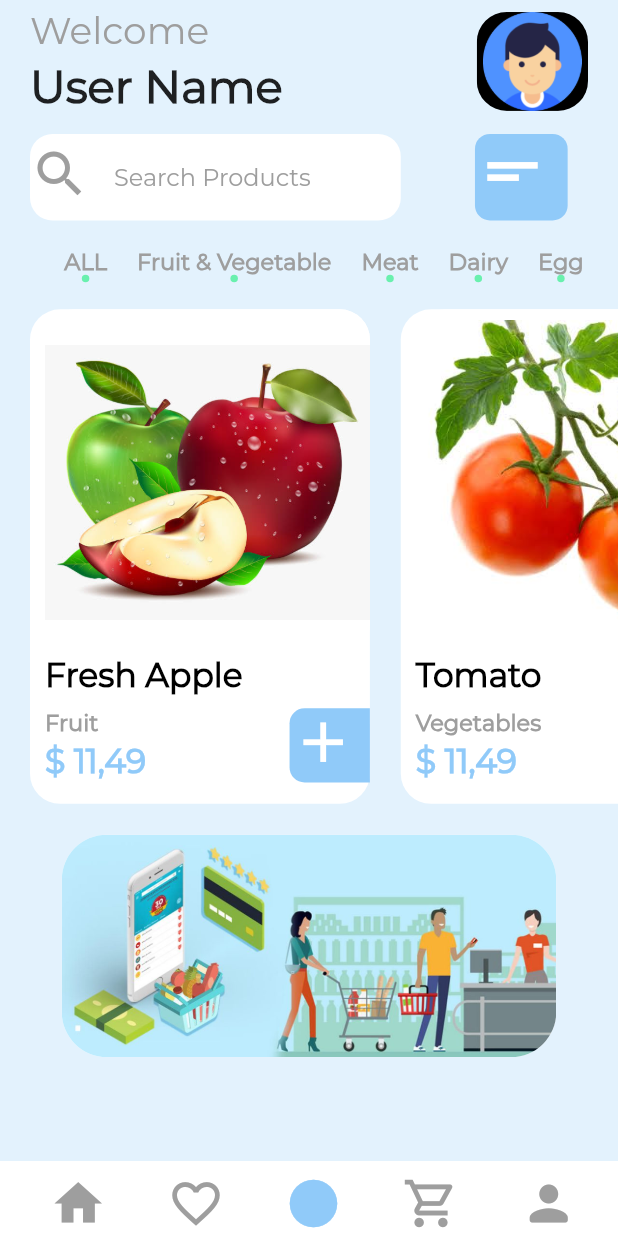
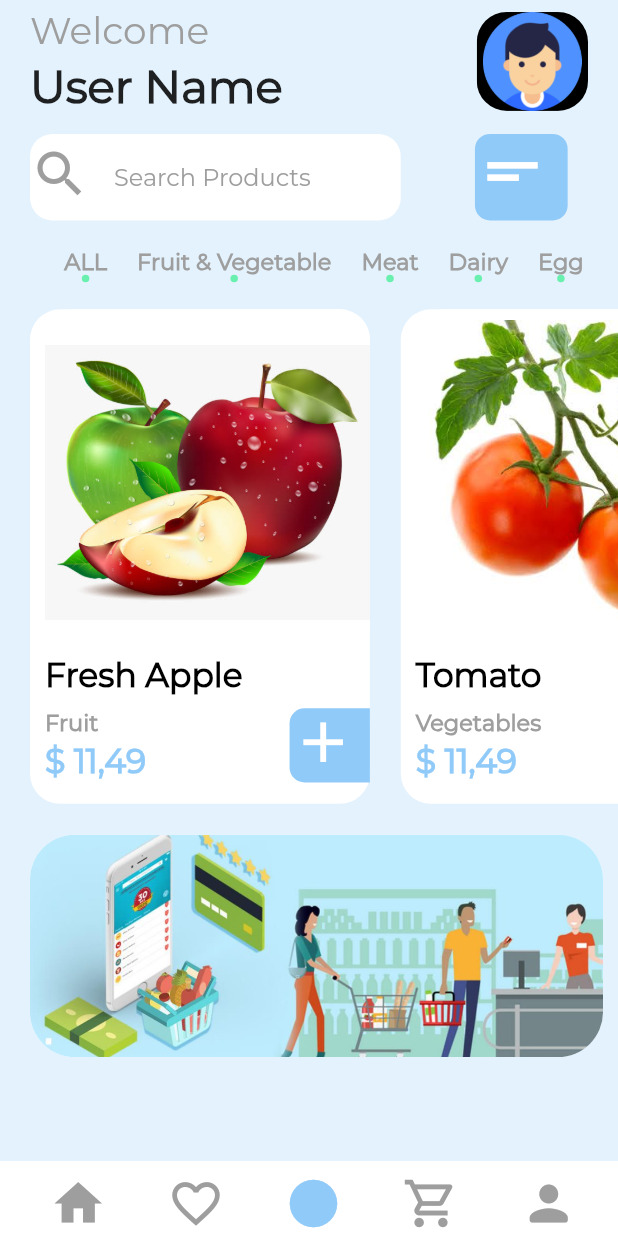
Before and after one commit to RitutoshAeologic/Grocery, a Flutter app: the screen it shows after launch, after a tap on "Shop Now", on a phone screen of 412 x 824 dp. Run offline on Flutter 3.47's test engine with Material 2 defaults, Android fonts, the phone set to English and light mode, and no system bars; project files that could hold a hidden picture were left out.

Commit message:
Update welcomebody.dart

```diff
--- a/lib/modules/welcome_page_screen/welcomebody.dart
+++ b/lib/modules/welcome_page_screen/welcomebody.dart
@@ -332,12 +332,12 @@ class WelcomeBody extends StatelessWidget {
                     )
                   ),
                   SizedBox(height: size.height*0.025,),
-                  Padding(padding: EdgeInsets.only(left: 20,right: 20),
+                  Padding(padding: EdgeInsets.only(left: 20,right: 10),
                       child: ClipRRect(
                       borderRadius: BorderRadius.circular(30),
                           child: Container(
                             height: size.height*0.18,
-                            width: MediaQuery.of(context).size.width*0.8,
+                            width: MediaQuery.of(context).size.width*1,
                             color: Colors.white,
                             child: Image.asset("assets/image4.jpg",fit: BoxFit.fitWidth,),
                           )
```
